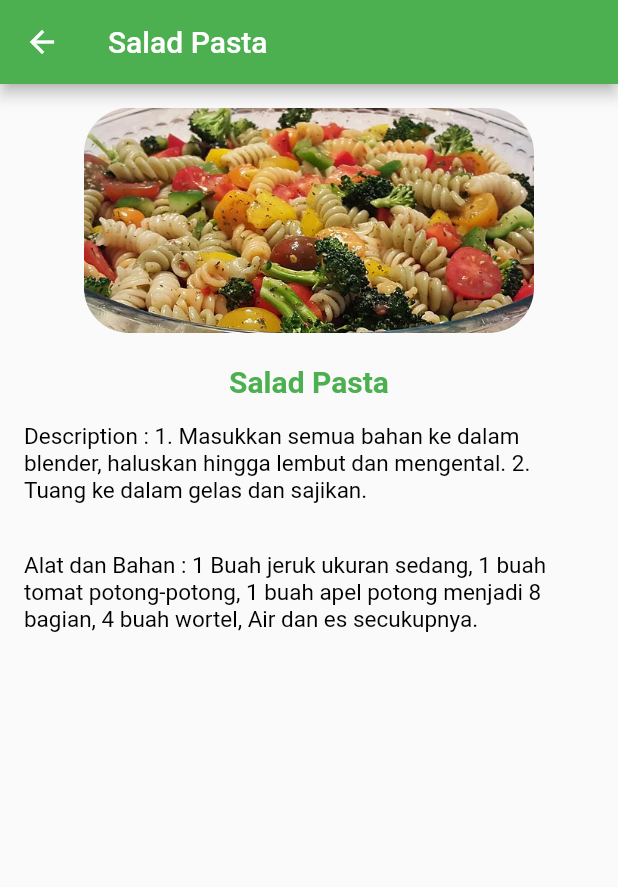
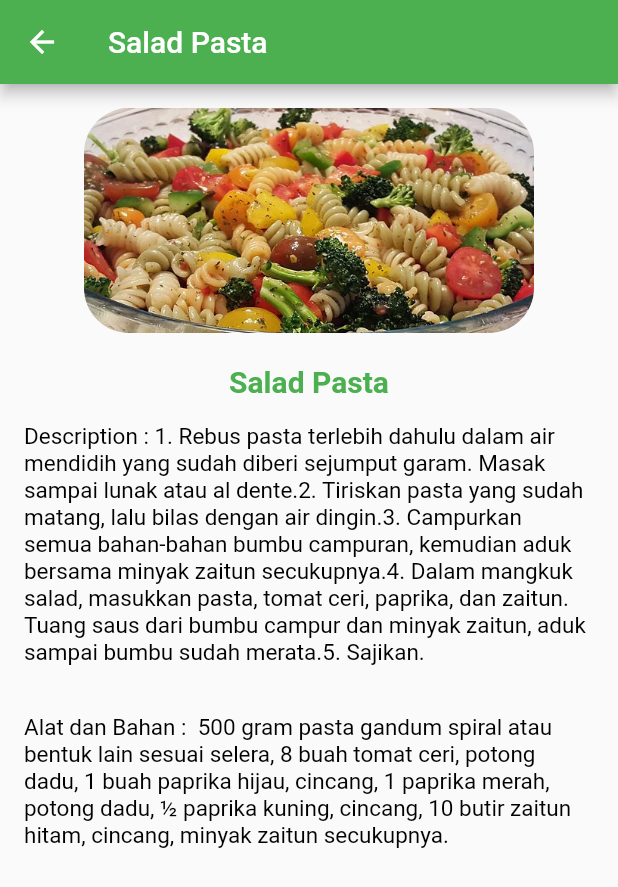
Before and after one commit to Melisalisa/hellosehat, a Flutter app: the homeLunch screen opened by its route, after a tap on "Salad Pasta", on a phone screen of 412 x 824 dp. Shown: the top 887 px of the screen. Run offline on Flutter 3.47's test engine with Material 2 defaults, Android fonts, the light colour scheme and no system bars; our stand-ins replace font_awesome_flutter.

Commit message:
Add files via upload

```diff
--- a/lib/data/resep_lunch.dart
+++ b/lib/data/resep_lunch.dart
@@ -14,103 +14,88 @@ List<resepLunch> dataLunch = [
   resepLunch(
       name: 'Salad Pasta',
       tutorial:
-          '1. Masukkan semua bahan ke dalam blender, haluskan hingga lembut dan mengental.'
-          ' 2. Tuang ke dalam gelas dan sajikan.',
+          '1. Rebus pasta terlebih dahulu dalam air mendidih yang sudah diberi sejumput garam. Masak sampai lunak atau al dente.'
+          '2. Tiriskan pasta yang sudah matang, lalu bilas dengan air dingin.'
+          '3. Campurkan semua bahan-bahan bumbu campuran, kemudian aduk bersama minyak zaitun secukupnya.'
+          '4. Dalam mangkuk salad, masukkan pasta, tomat ceri, paprika, dan zaitun. Tuang saus dari bumbu campur dan minyak zaitun, aduk sampai bumbu sudah merata.'
+          '5. Sajikan.',
       bahan:
-          '1 Buah jeruk ukuran sedang,'
-          ' 1 buah tomat potong-potong,'
-          ' 1 buah apel potong menjadi 8 bagian,'
-          ' 4 buah wortel,'
-          ' Air dan es secukupnya.'
+          ' 500 gram pasta gandum spiral atau bentuk lain sesuai selera,'
+          ' 8 buah tomat ceri, potong dadu,'
+          ' 1 buah paprika hijau, cincang,'
+          ' 1 paprika merah, potong dadu,'
+          ' ½ paprika kuning, cincang,'
+          ' 10 butir zaitun hitam, cincang,'
+          ' minyak zaitun secukupnya.'
           ,
       image: 'assets/salad_pasta.jpg'),
   resepLunch(
       name: 'Sayur Asem',
       tutorial:
-          '1. Kocok telur di dalam mangkuk sedang, kemudian masukkan daun bawang, bayam, garam, dan lada. Aduk hingga merata.'
-          ' 2. Panaskan minyak dengan api sedang dan tuangkan adonan omelet.'
-          ' 3. Masak hingga permukaannya berwarna keemasan selama sekitar 2 menit.'
-          ' 4. Sajikan selagi hangat.'
+          ' 1. Masak air di panci hingga mendidih. Masukkan jagung dan melinjo, masak hingga matang.'
+          ' 2. Masukkan bumbu halus, lengkuas, daun salam, buah asam, dan asam jawa. Aduk rata.'
+          ' 3. Masukkan labu siam, masak hingga matang. Beri garam, gula pasir, dan gula jawa.'
+          ' 4. Masukkan terong, masak sebentar. Masukkan kacang panjang dan daun melinjo, masak selama 1 menit dan matikan api.'
           ,
       bahan:
-          '60 gram bayam rebus,'
-          ' 4 butir telur,'
-          ' 50 gram keju,'
-          ' Lada dan garam secukupnya,'
-          ' Daun bawang secukupnya.'
-          ' 2 sdm minyak sayur.'
+          ' 1 bonggol jagung, potong potong,'
+          ' 1 buah labu siam ukuran sedang potong-potong,'
+          ' 1/2 buah terong , potong-potong,'
+          ' 4 buah kacang panjang, potong-potong,'
+          ' 10 buah melinjo,'
+          ' 1 genggam daun melinjo,'
+          ' 4 butir buah asam,'
+          ' 2 sdm asam jawa,'
+          ' 3 lembar daun salam,'
+          ' 2 ruas lengkuas , geprek,'
+          ' garam secukupnya,'
+          ' gula pasir secukupnya,'
+          ' gula jawa secukupnya,'
+          ' 1,5 liter air.'
           ,
       image: 'assets/sayurasem.jpg'),
   resepLunch(
       name: 'Gurame Cobek',
       tutorial:
-          '1. Rebus 2 gelas air dalam panci kecil, kemudian masukkan buah stroberi. Rebus selama 2 menit, kemudian tiriskan selama 5 menit.'
-          ' 2. Siapkan mangkuk besar dan masukkan tepung serbaguna, gula pasir, baking powder, dan garam. Aduk hingga rata.'
-          ' 3. Siapkan mangkuk kecil dan masukkan susu, telur, minyak, ekstrak vanili, dan buah stroberi. Aduk hingga rata.'
-          ' 4. Masukkan seluruh adonan dalam mangkuk kecil ke dalam mangkuk besar, lalu aduk hingga rata.'
-          ' 5. Siapkan wajan antilengket dan panaskan dengan api sedang.'
-          ' 6. Masukkan 4 sdm adonan untuk masing-masing pancake, masak hingga muncul gelembung-gelembung kecil di permukaannya selama 2-3 menit.'
-          ' 7. Bolak-balik pancake selama 1-2 menit hingga kematangannya merata.'
-          ' 8. Sajikan selagi hangat, bisa juga ditambahkan madu.'
+          '1. Bersihkan ikan, cuci bersih lalu tiriskan. Lumuri air jeruk nipis, biarkan 15 menit. Cuci lagi sampai bersih, tiriskan.'
+          ' 2. Lumuri ikan dengan garam dan lada bubuk secukupnya. Diamkan 10 menit, goreng sampai matang. Angkat dan tiriskan.'
+          ' 3. Goreng bawang merah setengah matang, angkat.'
+          ' 4. Haluskan jahe dan kencur, tambahkan cabai rawit dan bawang merah. Ulek kasar, bumbui garam, gula dan air jeruk limau. Tuangi air panas, aduk rata.'
+          ' 5. Tata ikan goreng di atas piring. Siram bumbu, sajikan segera.'
           ,
       bahan:
-          '8 sdm buah stroberi, potong kasar,'
-          ' 4 sdm tepung serbaguna,'
-          ' 1 butir telur,'
-          ' 2 sdm gula pasir,'
-          ' 2 sdm gula pasir,'
-          ' ¼ sdt ekstrak vanili,'
-          ' 6 sdm susu tanpa lemak,'
-          ' 1½ sdt minyak canola,'
-          ' Garam secukupnya,'
-          ' Mangkuk kecil,'
-          ' Wajan antilengket.'
+          '1 ekor ikan gurame 500 gram,'
+          ' 1 buah jeruk nipis,'
+          ' 8 butir bawang merah,'
+          ' 10-15 buah cabai rawit,'
+          ' 2 cm kencur,'
+          ' 1 cm jahe,'
+          ' 2 buah jeruk limau,'
+          ' garam dan gula secukupnya,'
+          ' 1/2 gelas air panas matang.'
           ,
       image: 'assets/guramecobek.jpg'),
   resepLunch(
       name: 'Telur Ceplok Balado',
       tutorial:
-          '1. Rebus 2 gelas air dalam panci kecil, kemudian masukkan buah stroberi. Rebus selama 2 menit, kemudian tiriskan selama 5 menit.'
-          ' 2. Siapkan mangkuk besar dan masukkan tepung serbaguna, gula pasir, baking powder, dan garam. Aduk hingga rata.'
-          ' 3. Siapkan mangkuk kecil dan masukkan susu, telur, minyak, ekstrak vanili, dan buah stroberi. Aduk hingga rata.'
-          ' 4. Masukkan seluruh adonan dalam mangkuk kecil ke dalam mangkuk besar, lalu aduk hingga rata.'
-          ' 5. Siapkan wajan antilengket dan panaskan dengan api sedang.'
-          ' 6. Masukkan 4 sdm adonan untuk masing-masing pancake, masak hingga muncul gelembung-gelembung kecil di permukaannya selama 2-3 menit.'
-          ' 7. Bolak-balik pancake selama 1-2 menit hingga kematangannya merata.'
-          ' 8. Sajikan selagi hangat, bisa juga ditambahkan madu.',
-      bahan: '8 sdm buah stroberi, potong kasar,'
-          ' 4 sdm tepung serbaguna,'
-          ' 1 butir telur,'
-          ' 2 sdm gula pasir,'
-          ' 2 sdm gula pasir,'
-          ' ¼ sdt ekstrak vanili,'
-          ' 6 sdm susu tanpa lemak,'
-          ' 1½ sdt minyak canola,'
-          ' Garam secukupnya,'
-          ' Mangkuk kecil,'
-          ' Wajan antilengket.',
+          '1. Goreng telur ceplok, sisihkan.'
+          ' 2. Tumis bumbu halus, masukkan potongan tomat, beri garam dan gula, cek rasa. Aduk rata.'
+          ' 3. Tuang sedikit air, masukkan telur ceplok. Aduk sebentar, masak hingga bumbu menyerap, matikan api.',
+      bahan: '6 telur ayam,'
+          ' 1 tomat besar, potong kecil-kecil,'
+          ' garam secukupnya,'
+          ' gula secukupnya.',
       image: 'assets/telurceplok balado.jpg'),
   resepLunch(
       name: 'Udang Goreng Asam Gurih',
       tutorial:
-          '1. Rebus 2 gelas air dalam panci kecil, kemudian masukkan buah stroberi. Rebus selama 2 menit, kemudian tiriskan selama 5 menit.'
-          ' 2. Siapkan mangkuk besar dan masukkan tepung serbaguna, gula pasir, baking powder, dan garam. Aduk hingga rata.'
-          ' 3. Siapkan mangkuk kecil dan masukkan susu, telur, minyak, ekstrak vanili, dan buah stroberi. Aduk hingga rata.'
-          ' 4. Masukkan seluruh adonan dalam mangkuk kecil ke dalam mangkuk besar, lalu aduk hingga rata.'
-          ' 5. Siapkan wajan antilengket dan panaskan dengan api sedang.'
-          ' 6. Masukkan 4 sdm adonan untuk masing-masing pancake, masak hingga muncul gelembung-gelembung kecil di permukaannya selama 2-3 menit.'
-          ' 7. Bolak-balik pancake selama 1-2 menit hingga kematangannya merata.'
-          ' 8. Sajikan selagi hangat, bisa juga ditambahkan madu.',
-      bahan: '8 sdm buah stroberi, potong kasar,'
-          ' 4 sdm tepung serbaguna,'
-          ' 1 butir telur,'
-          ' 2 sdm gula pasir,'
-          ' 2 sdm gula pasir,'
-          ' ¼ sdt ekstrak vanili,'
-          ' 6 sdm susu tanpa lemak,'
-          ' 1½ sdt minyak canola,'
-          ' Garam secukupnya,'
-          ' Mangkuk kecil,'
-          ' Wajan antilengket.',
+          '1. Cuci bersih udang, belah punggung dan buang kotoran dan kulit, sisakan ekor.'
+          ' 2. Campur air asam jawa, bawang putih, sedikit garam, lada, udang. Aduk rata, marinasi kurang lebih 30 menit.'
+          ' 3. Panaskan dua sendok makan minyak goreng, tuang udang yang sudah dimarinasi. Masak sampai mendidih, tambahkan FiberCreme, bumbui saus tiram, kecap manis dan sedikit gulaPanaskan dua sendok makan minyak goreng, tuang udang yang sudah dimarinasi. Masak sampai mendidih, tambahkan FiberCreme, bumbui saus tiram, kecap manis dan sedikit gula.'
+          ' 4. Masak sampai saus mengental, masukkan cabai rawit. Angkat dan siap disajikan.',
+      bahan: '500 gram udang,'
+          ' 1 sendok makan FiberCreme,'
+          ' 1 sendok makan asam jawa(rendam dengan +-100 ml air, remas-remas dan buang ampasnya),'
+          ' 3 siung bawang putih (parut),',
       image: 'assets/udang.jpg'),
 ];
```
